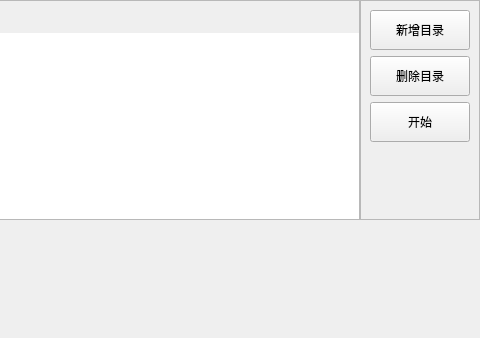
YUN-LJ/FrameFlow, file wallpaper/pyside6_GUI/sub_ui/wallpaper/ui/wallpaper_ui.ui: the form before one commit; both pictures show x 320 to 800 and y 0 to 338 of the 800 by 500 pixel window.
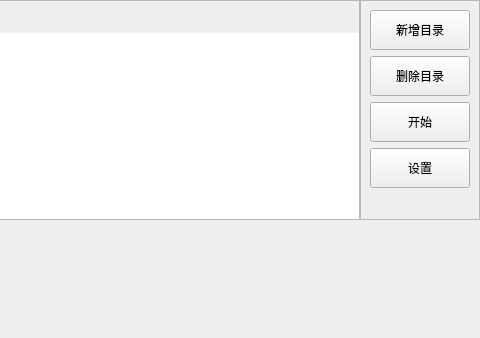
The form after the commit. Custom widgets are drawn as their Qt base class.

Patch:
```diff
--- a/wallpaper/pyside6_GUI/sub_ui/wallpaper/ui/wallpaper_ui.ui
+++ b/wallpaper/pyside6_GUI/sub_ui/wallpaper/ui/wallpaper_ui.ui
@@ -97,8 +97,8 @@
            <rect>
             <x>0</x>
             <y>0</y>
-            <width>118</width>
-            <height>199</height>
+            <width>106</width>
+            <height>202</height>
            </rect>
           </property>
           <layout class="QVBoxLayout" name="verticalLayout_2">
@@ -141,6 +141,19 @@
              </property>
             </widget>
            </item>
+           <item>
+            <widget class="PrimaryPushButton" name="pushButton_set">
+             <property name="minimumSize">
+              <size>
+               <width>0</width>
+               <height>40</height>
+              </size>
+             </property>
+             <property name="text">
+              <string>设置</string>
+             </property>
+            </widget>
+           </item>
            <item>
             <spacer name="verticalSpacer">
              <property name="orientation">
```
